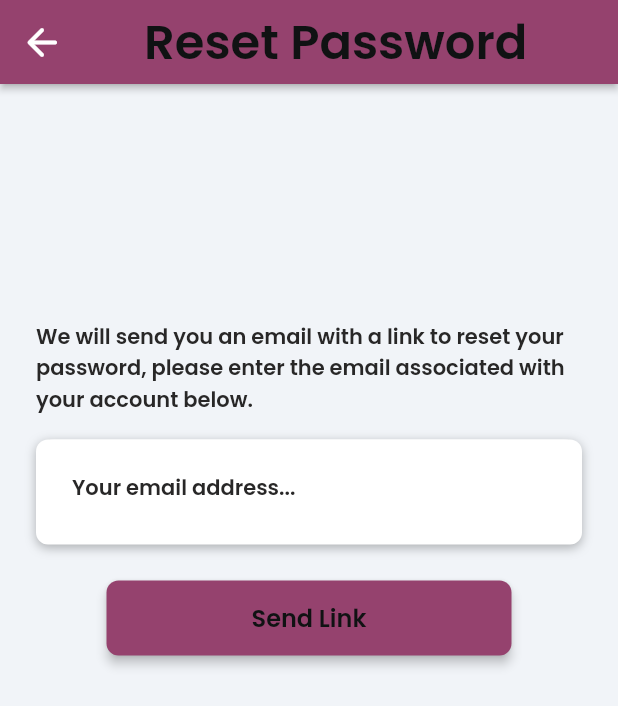
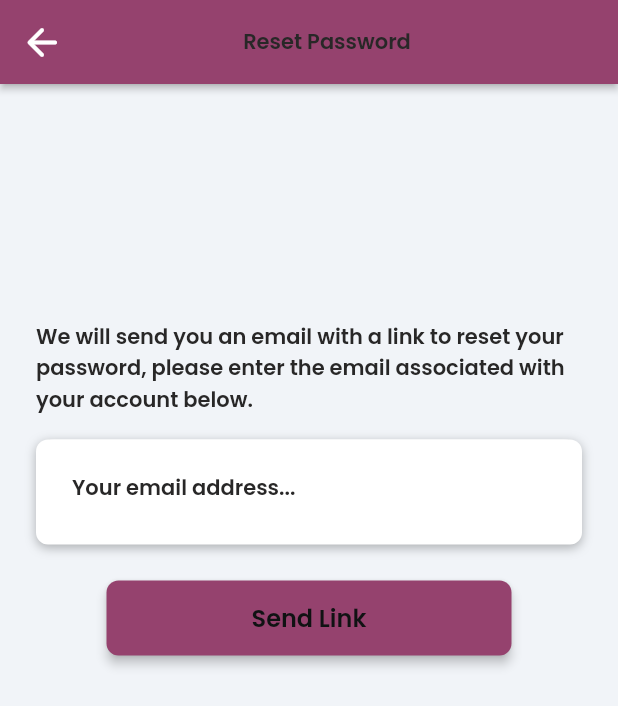
Before and after one commit to adeelsadiq/ourSpace, a Flutter app: the ForgotPassWidget screen opened by its route, on a phone screen of 412 x 824 dp. Shown: the top 706 px of the screen. Run offline on Flutter 3.47's test engine with Material 2 defaults, Android fonts, the phone set to English and light mode, and no system bars; drawn by our look-alikes of auto_size_text; our stand-ins replace built_collection, built_value, cached_network_image, calendar_date_picker2, cloud_firestore, dropdown_button2 and 23 more; missing offline and left inert: algolia, flutter_google_places, flutter_inappwebview, flutter_stripe, google_api_headers, google_maps_webservice and 2 more; accounts and stored records are empty; network calls fail.

Commit message:
some little bug fixes

```diff
--- a/lib/pages/edit_space/edit_space_widget.dart
+++ b/lib/pages/edit_space/edit_space_widget.dart
@@ -422,7 +422,7 @@ class _EditSpaceWidgetState extends State<EditSpaceWidget> {
                                 content: Text('Space was edited succesfully!'),
                                 actions: [
                                   TextButton(
-                                    onPressed: () => Navigator.pop(alertDialogContext),
+                                    onPressed: () => context.pushNamed('mySpaces'),
                                     child: Text('Ok'),
                                   ),
                                 ],
--- a/lib/pages/forgot_pass/forgot_pass_widget.dart
+++ b/lib/pages/forgot_pass/forgot_pass_widget.dart
@@ -64,10 +64,7 @@ class _ForgotPassWidgetState extends State<ForgotPassWidget> {
           padding: EdgeInsetsDirectional.fromSTEB(24, 0, 0, 0),
           child: Text(
             'Reset Password',
-            style: FlutterFlowTheme.of(context).displaySmall.override(
-                  fontFamily: 'Poppins',
-                  fontSize: 32,
-                ),
+            style: FlutterFlowTheme.of(context).bodyMedium,
           ),
         ),
         actions: [],
```
Also changed, not shown: lib/pages/my_bookings/my_bookings_widget.dart (+5 -35 lines).
